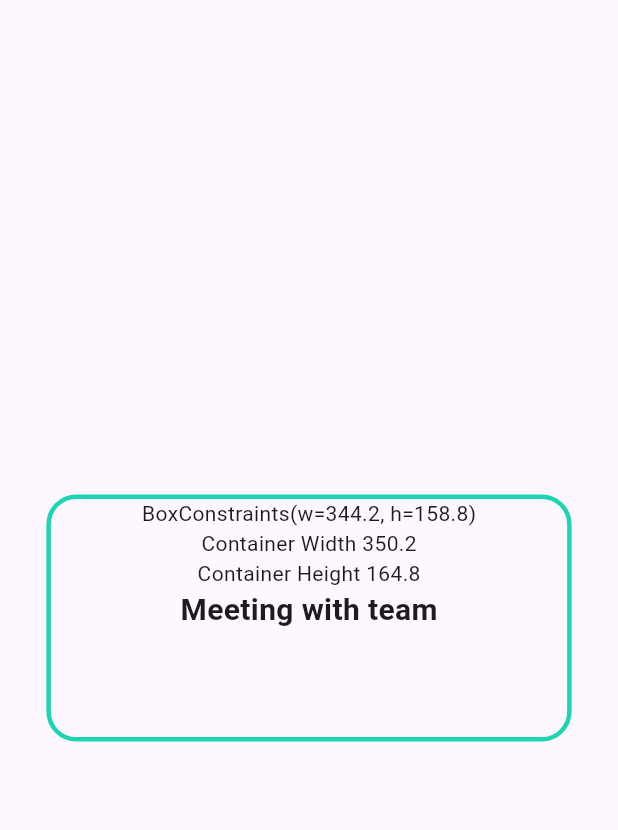
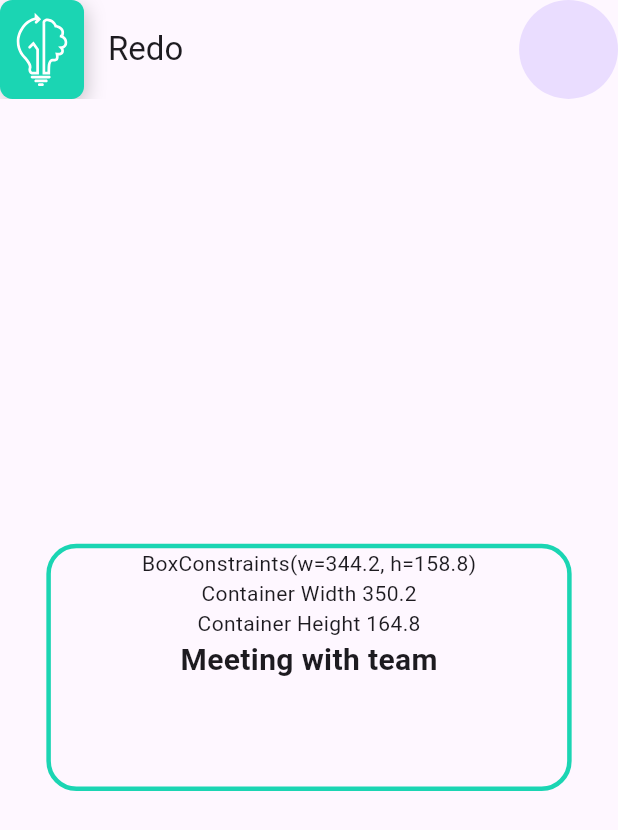
Before and after one commit to bhawesh2002/redo, a Flutter app: the screen it shows after launch, on a phone screen of 412 x 824 dp. Shown: the top 830 px of the screen. Run offline on Flutter 3.47's test engine with Material 3 defaults, Android fonts, the phone set to English and light mode, and no system bars; our stand-ins replace firebase_core, flutter_svg; accounts and stored records are empty.

Commit message:
add app bar to the TestPage

```diff
--- a/lib/test_page.dart
+++ b/lib/test_page.dart
@@ -1,13 +1,24 @@
 import 'package:flutter/material.dart';
 import 'package:redo/assets/colors/colors.dart';
 import 'package:redo/todo.dart';
+import 'package:redo/widgets.dart';
 
 class TestPage extends StatelessWidget {
   const TestPage({super.key});
   @override
   Widget build(BuildContext context) {
-    return const Scaffold(
-      body: Center(
+    return Scaffold(
+      appBar: AppBar(
+        title: const Text("Redo"),
+        leading: redoLogo(context, 0.2),
+        toolbarHeight: MediaQuery.of(context).size.height * 0.08,
+        actions: [
+          CircleAvatar(
+            radius: MediaQuery.of(context).size.height * 0.04,
+          )
+        ],
+      ),
+      body: const Center(
         child: TaskWidget(),
       ),
     );
```
